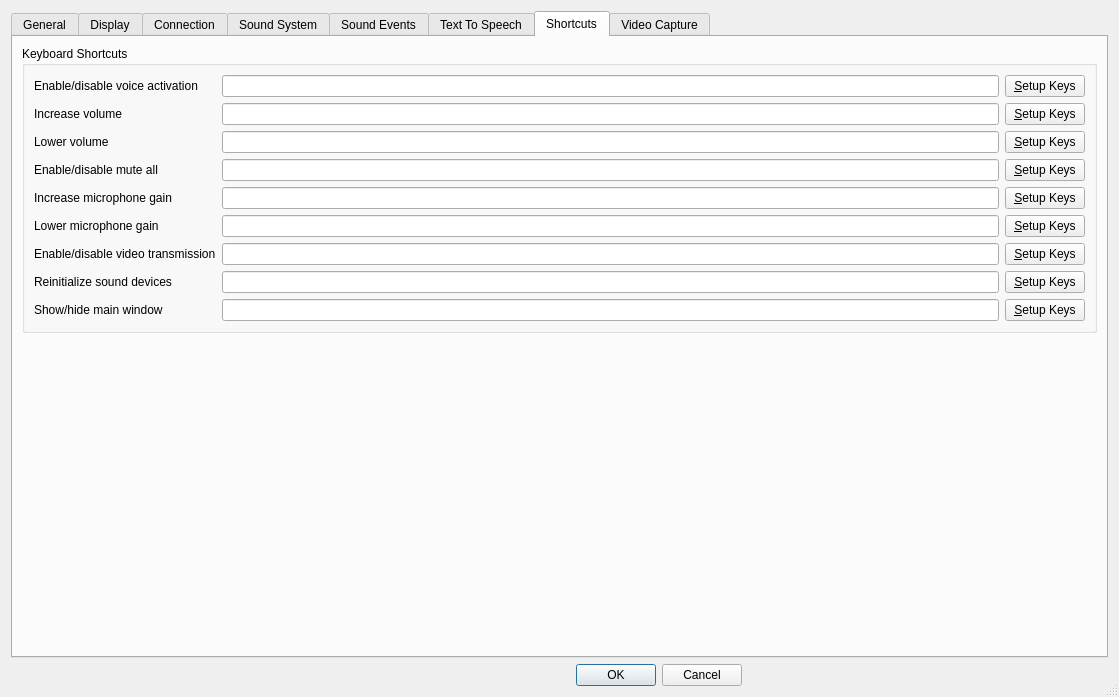
Qt form Client/qtTeamTalk/preferences.ui (BearWare/TeamTalk5) before a commit.
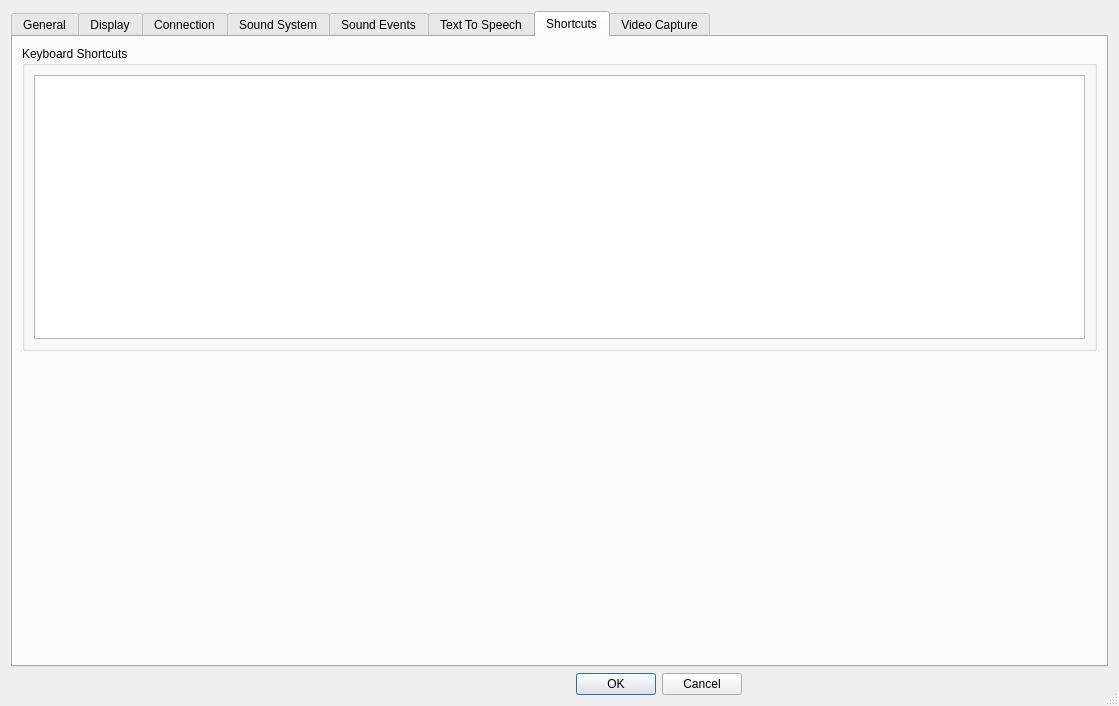
The same form after that commit. The open tabs and pages were chosen to show the change. Icons and pictures are not drawn. Custom widgets are drawn as their Qt base class.

Commit message: Switch to QTableView model-based for Shortcuts-tab

```diff
--- a/Client/qtTeamTalk/preferences.ui
+++ b/Client/qtTeamTalk/preferences.ui
@@ -7,7 +7,7 @@
     <x>0</x>
     <y>0</y>
     <width>1119</width>
-    <height>697</height>
+    <height>706</height>
    </rect>
   </property>
   <property name="windowTitle">
@@ -1934,251 +1934,23 @@
          </property>
          <layout class="QVBoxLayout" name="verticalLayout_11">
           <item>
-           <layout class="QGridLayout" name="gridLayout_5">
-            <item row="0" column="0">
-             <widget class="QLabel" name="label_25">
-              <property name="text">
-               <string>Enable/disable voice activation</string>
-              </property>
-              <property name="buddy">
-               <cstring>voiceactEdit</cstring>
-              </property>
-             </widget>
-            </item>
-            <item row="0" column="1">
-             <widget class="QLineEdit" name="voiceactEdit">
-              <property name="readOnly">
-               <bool>true</bool>
-              </property>
-             </widget>
-            </item>
-            <item row="0" column="2">
-             <widget class="QPushButton" name="voiceactButton">
-              <property name="text">
-               <string>&amp;Setup Keys</string>
-              </property>
-              <property name="checkable">
-               <bool>true</bool>
-              </property>
-             </widget>
-            </item>
-            <item row="1" column="0">
-             <widget class="QLabel" name="label_26">
-              <property name="text">
-               <string>Increase volume</string>
-              </property>
-              <property name="buddy">
-               <cstring>volumeincEdit</cstring>
-              </property>
-             </widget>
-            </item>
-            <item row="1" column="1">
-             <widget class="QLineEdit" name="volumeincEdit">
-              <property name="readOnly">
-               <bool>true</bool>
-              </property>
-             </widget>
-            </item>
-            <item row="1" column="2">
-             <widget class="QPushButton" name="volumeincButton">
-              <property name="text">
-               <string>&amp;Setup Keys</string>
-              </property>
-              <property name="checkable">
-               <bool>true</bool>
-              </property>
-             </widget>
-            </item>
-            <item row="2" column="0">
-             <widget class="QLabel" name="label_27">
-              <property name="text">
-               <string>Lower volume</string>
-              </property>
-              <property name="buddy">
-               <cstring>volumedecEdit</cstring>
-              </property>
-             </widget>
-            </item>
-            <item row="2" column="1">
-             <widget class="QLineEdit" name="volumedecEdit">
-              <property name="readOnly">
-               <bool>true</bool>
-              </property>
-             </widget>
-            </item>
-            <item row="2" column="2">
-             <widget class="QPushButton" name="volumedecButton">
-              <property name="text">
-               <string>&amp;Setup Keys</string>
-              </property>
-              <property name="checkable">
-               <bool>true</bool>
-              </property>
-             </widget>
-            </item>
-            <item row="3" column="0">
-             <widget class="QLabel" name="label_28">
-              <property name="text">
-               <string>Enable/disable mute all</string>
-              </property>
-              <property name="buddy">
-               <cstring>muteallEdit</cstring>
-              </property>
-             </widget>
-            </item>
-            <item row="3" column="1">
-             <widget class="QLineEdit" name="muteallEdit">
-              <property name="readOnly">
-               <bool>true</bool>
-              </property>
-             </widget>
-            </item>
-            <item row="3" column="2">
-             <widget class="QPushButton" name="muteallButton">
-              <property name="text">
-               <string>&amp;Setup Keys</string>
-              </property>
-              <property name="checkable">
-               <bool>true</bool>
-              </property>
-             </widget>
-            </item>
-            <item row="4" column="0">
-             <widget class="QLabel" name="label_29">
-              <property name="text">
-               <string>Increase microphone gain</string>
-              </property>
-              <property name="buddy">
-               <cstring>voicegainincEdit</cstring>
-              </property>
-             </widget>
-            </item>
-            <item row="4" column="1">
-             <widget class="QLineEdit" name="voicegainincEdit">
-              <property name="readOnly">
-               <bool>true</bool>
-              </property>
-             </widget>
-            </item>
-            <item row="4" column="2">
-             <widget class="QPushButton" name="voicegainincButton">
-              <property name="text">
-               <string>&amp;Setup Keys</string>
-              </property>
-              <property name="checkable">
-               <bool>true</bool>
-              </property>
-             </widget>
-            </item>
-            <item row="5" column="0">
-             <widget class="QLabel" name="label_30">
-              <property name="text">
-               <string>Lower microphone gain</string>
-              </property>
-              <property name="buddy">
-               <cstring>voicegaindecEdit</cstring>
-              </property>
-             </widget>
-            </item>
-            <item row="5" column="1">
-             <widget class="QLineEdit" name="voicegaindecEdit">
-              <property name="readOnly">
-               <bool>true</bool>
-              </property>
-             </widget>
-            </item>
-            <item row="5" column="2">
-             <widget class="QPushButton" name="voicegaindecButton">
-              <property name="text">
-               <string>&amp;Setup Keys</string>
-              </property>
-              <property name="checkable">
-               <bool>true</bool>
-              </property>
-             </widget>
-            </item>
-            <item row="6" column="0">
-             <widget class="QLabel" name="label_6">
-              <property name="text">
-               <string>Enable/disable video transmission</string>
-              </property>
-              <property name="buddy">
-               <cstring>videotxEdit</cstring>
-              </property>
-             </widget>
-            </item>
-            <item row="6" column="1">
-             <widget class="QLineEdit" name="videotxEdit">
-              <property name="readOnly">
-               <bool>true</bool>
-              </property>
-             </widget>
-            </item>
-            <item row="6" column="2">
-             <widget class="QPushButton" name="videotxButton">
-              <property name="text">
-               <string>&amp;Setup Keys</string>
-              </property>
-              <property name="checkable">
-               <bool>true</bool>
-              </property>
-             </widget>
-            </item>
-            <item row="7" column="0">
-             <widget class="QLabel" name="label_44">
-              <property name="text">
-               <string>Reinitialize sound devices</string>
-              </property>
-              <property name="buddy">
-               <cstring>initsoundEdit</cstring>
-              </property>
-             </widget>
-            </item>
-            <item row="7" column="1">
-             <widget class="QLineEdit" name="initsoundEdit">
-              <property name="readOnly">
-               <bool>true</bool>
-              </property>
-             </widget>
-            </item>
-            <item row="7" column="2">
-             <widget class="QPushButton" name="initsoundButton">
-              <property name="text">
-               <string>&amp;Setup Keys</string>
-              </property>
-              <property name="checkable">
-               <bool>true</bool>
-              </property>
-             </widget>
-            </item>
-            <item row="8" column="0">
-             <widget class="QLabel" name="label_46">
-              <property name="text">
-               <string>Show/hide main window</string>
-              </property>
-              <property name="buddy">
-               <cstring>showhideEdit</cstring>
-              </property>
-             </widget>
-            </item>
-            <item row="8" column="1">
-             <widget class="QLineEdit" name="showhideEdit">
-              <property name="readOnly">
-               <bool>true</bool>
-              </property>
-             </widget>
-            </item>
-            <item row="8" column="2">
-             <widget class="QPushButton" name="showhideButton">
-              <property name="text">
-               <string>&amp;Setup Keys</string>
-              </property>
-              <property name="checkable">
-               <bool>true</bool>
-              </property>
-             </widget>
-            </item>
-           </layout>
+           <widget class="MyTableView" name="shortcutsTableView">
+            <property name="toolTip">
+             <string>Double click to configure keys</string>
+            </property>
+            <property name="editTriggers">
+             <set>QAbstractItemView::NoEditTriggers</set>
+            </property>
+            <property name="tabKeyNavigation">
+             <bool>false</bool>
+            </property>
+            <property name="showDropIndicator" stdset="0">
+             <bool>false</bool>
+            </property>
+            <property name="alternatingRowColors">
+             <bool>true</bool>
+            </property>
+           </widget>
           </item>
          </layout>
         </widget>
```
Left out of the diff: 90 changed lines with no effect on the pictures. The commit also changes 14 other files.
